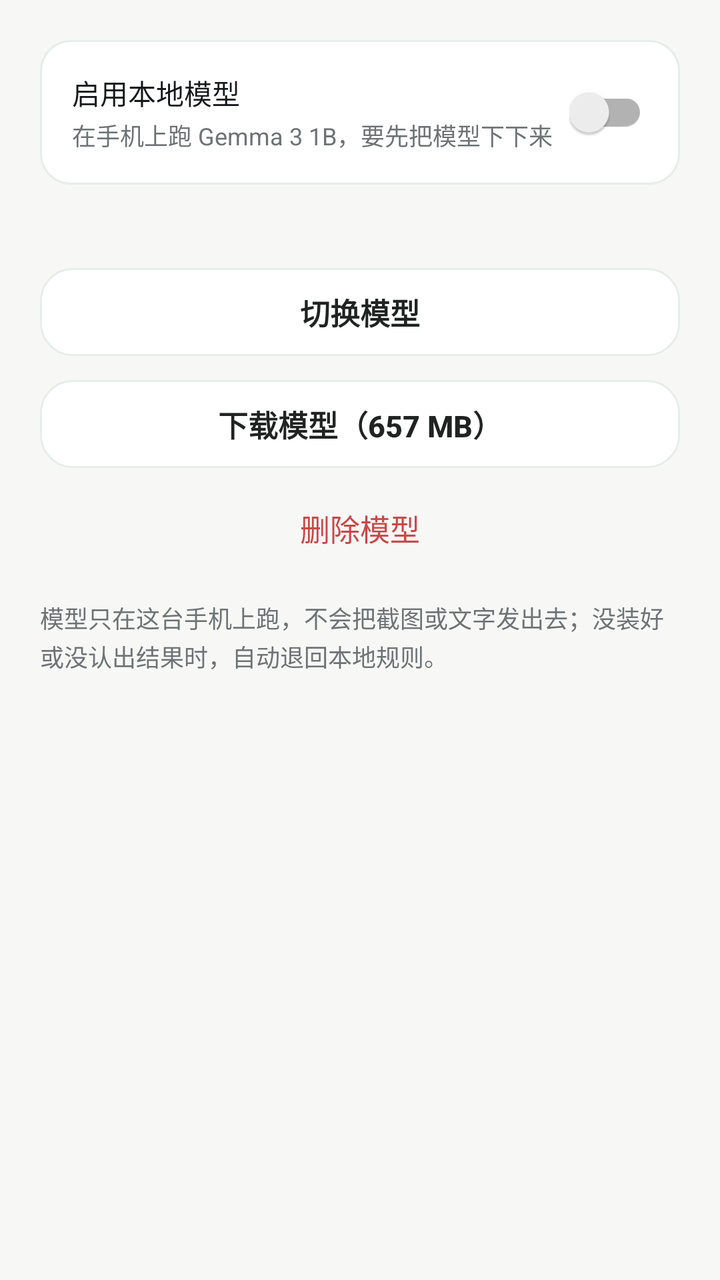
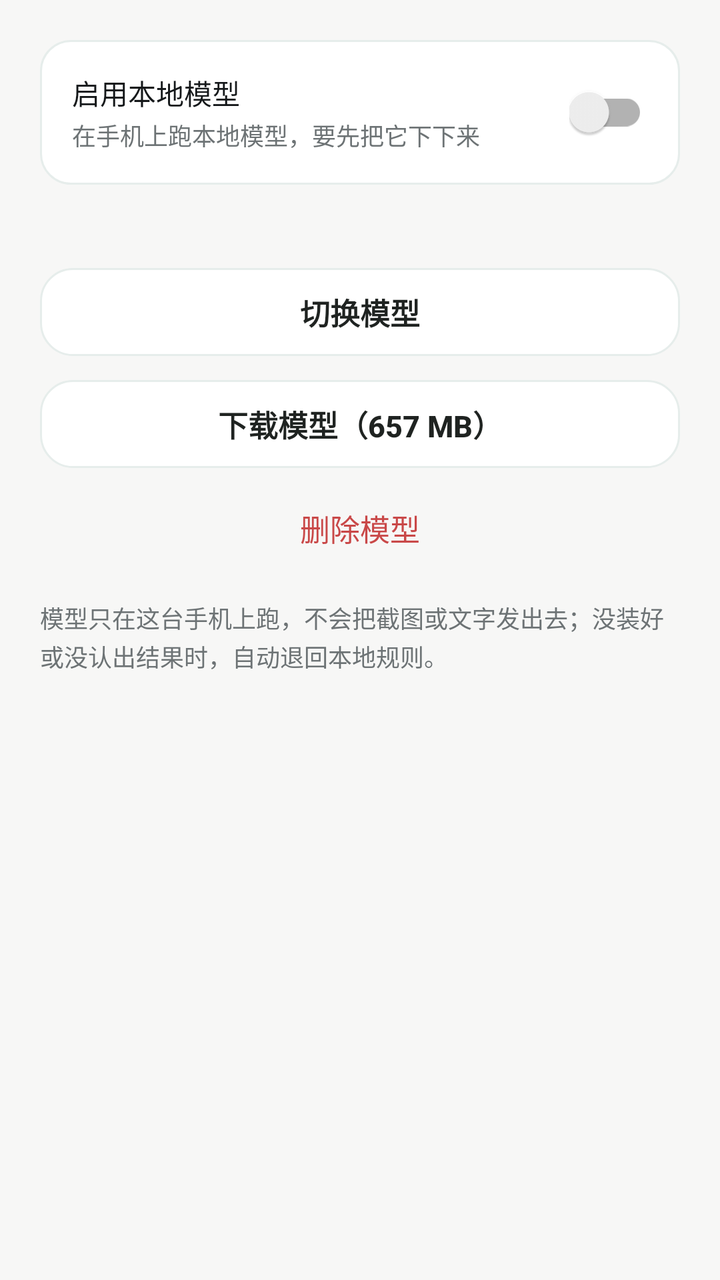

Compare the two renders of this Android layout. The source of the first and the diff that turns it into the second are given below.
<!-- AndroidManifest.xml: application theme Theme.NtfyCalendar -->
<!-- res/layout/activity_local_model.xml -->
<?xml version="1.0" encoding="utf-8"?>
<ScrollView xmlns:android="http://schemas.android.com/apk/res/android"
    android:layout_width="match_parent"
    android:layout_height="match_parent"
    android:background="?attr/bnWindowBg"
    android:fillViewport="true">

    <LinearLayout
        android:layout_width="match_parent"
        android:layout_height="wrap_content"
        android:orientation="vertical"
        android:paddingLeft="20dp"
        android:paddingRight="20dp"
        android:paddingTop="20dp"
        android:paddingBottom="28dp">

        <LinearLayout
            android:layout_width="match_parent"
            android:layout_height="wrap_content"
            android:background="@drawable/bg_card"
            android:gravity="center_vertical"
            android:orientation="horizontal"
            android:padding="16dp">

            <LinearLayout
                android:layout_width="0dp"
                android:layout_height="wrap_content"
                android:layout_weight="1"
                android:orientation="vertical">

                <TextView
                    android:layout_width="match_parent"
                    android:layout_height="wrap_content"
                    android:text="启用本地模型"
                    android:textColor="?attr/bnTextPrimary"
                    android:textSize="14sp" />

                <TextView
                    android:layout_width="match_parent"
                    android:layout_height="wrap_content"
                    android:layout_marginTop="2dp"
                    android:text="在手机上跑 Gemma 3 1B，要先把模型下下来"
                    android:textColor="?attr/bnTextSecondary"
                    android:textSize="12sp" />
            </LinearLayout>

            <androidx.appcompat.widget.SwitchCompat
                android:id="@+id/swLocal"
                android:layout_width="wrap_content"
                android:layout_height="wrap_content" />
        </LinearLayout>

        <TextView
            android:id="@+id/tvLocalState"
            android:layout_width="match_parent"
            android:layout_height="wrap_content"
            android:layout_marginTop="14dp"
            android:lineSpacingExtra="3dp"
            android:textColor="?attr/bnTextSecondary"
            android:textSize="13sp" />

        <Button
            android:id="@+id/btnPickModel"
            style="@style/BtnTonal"
            android:layout_marginTop="10dp"
            android:text="切换模型" />

        <Button
            android:id="@+id/btnLocalAction"
            style="@style/BtnTonal"
            android:layout_marginTop="12dp"
            android:text="下载模型（657 MB）" />

        <Button
            android:id="@+id/btnLocalDelete"
            style="@style/BtnDanger"
            android:layout_marginTop="8dp"
            android:text="删除模型" />

        <TextView
            style="@style/HintText"
            android:layout_marginTop="14dp"
            android:text="模型只在这台手机上跑，不会把截图或文字发出去；没装好或没认出结果时，自动退回本地规则。" />
    </LinearLayout>
</ScrollView>
<!-- resources referenced by this layout -->
<resources>
  <!-- drawable bg_card (drawable) -->
  ﻿<?xml version="1.0" encoding="utf-8"?>
  <shape xmlns:android="http://schemas.android.com/apk/res/android"
      android:shape="rectangle">
      <solid android:color="?attr/bnCard" />
      <corners android:radius="15dp" />
      <stroke
          android:width="1dp"
          android:color="?attr/bnCardEdge" />
  </shape>
  <style name="BtnDanger">
          <item name="android:layout_width">match_parent</item>
          <item name="android:layout_height">44dp</item>
          <item name="android:background">@android:color/transparent</item>
          <item name="android:textColor">?attr/bnDanger</item>
          <item name="android:textSize">15sp</item>
          <item name="android:textAllCaps">false</item>
          <item name="android:stateListAnimator">@null</item>
      </style>
  <style name="BtnTonal">
          <item name="android:layout_width">match_parent</item>
          <item name="android:layout_height">44dp</item>
          <item name="android:background">@drawable/bg_button_tonal</item>
          <item name="android:textColor">?attr/bnPrimary</item>
          <item name="android:textSize">15sp</item>
          <item name="android:textStyle">bold</item>
          <item name="android:textAllCaps">false</item>
          <item name="android:stateListAnimator">@null</item>
      </style>
  <style name="HintText">
          <item name="android:layout_width">match_parent</item>
          <item name="android:layout_height">wrap_content</item>
          <item name="android:textSize">12sp</item>
          <item name="android:lineSpacingExtra">2dp</item>
          <item name="android:textColor">?attr/bnTextSecondary</item>
      </style>
  <!-- drawable bg_button_tonal (drawable) -->
  <?xml version="1.0" encoding="utf-8"?>
  <ripple xmlns:android="http://schemas.android.com/apk/res/android"
      android:color="?attr/bnRipple">
      <item>
          <shape android:shape="rectangle">
              <solid android:color="?attr/bnSurface" />
              <corners android:radius="16dp" />
              <stroke
                  android:width="1dp"
                  android:color="?attr/bnCardStroke" />
          </shape>
      </item>
  </ripple>
  <!-- drawable ic_splash_blank (drawable) -->
  <?xml version="1.0" encoding="utf-8"?>
  <shape xmlns:android="http://schemas.android.com/apk/res/android" android:shape="rectangle">
      <solid android:color="@android:color/transparent" />
      <size android:width="1dp" android:height="1dp" />
  </shape>
  <style name="BellnoteWindowAnim" parent="@android:style/Animation.Activity">
          <item name="android:activityOpenEnterAnimation">@anim/act_open_enter</item>
          <item name="android:activityOpenExitAnimation">@anim/act_open_exit</item>
          <item name="android:activityCloseEnterAnimation">@anim/act_close_enter</item>
          <item name="android:activityCloseExitAnimation">@anim/act_close_exit</item>
      </style>
  <color name="primary">#FF1F2321</color>
  <color name="primary_dark">#FF0E1110</color>
  <color name="text_on_primary">#FFFFFFFF</color>
  <color name="accent">#FF9A7B2E</color>
  <color name="window_bg">#FFF7F7F6</color>
  <color name="surface">#FFFFFFFF</color>
  <color name="card_bg">#FFFFFFFF</color>
  <color name="card_stroke">#FFE6EDEB</color>
  <color name="divider">#FFEDF2F0</color>
  <color name="text_primary">#FF15181A</color>
  <color name="text_secondary">#FF6D7375</color>
  <color name="chip_bg">#FFF0F1F0</color>
  <color name="icon_bg">#FFF1F5F4</color>
  <color name="danger">#FFC94848</color>
  <color name="ok">#FF34B37E</color>
  <color name="warn">#FFE8A33C</color>
  <color name="muted">#FF9AA5A0</color>
  <color name="nav_bg">#FFFFFFFF</color>
  <color name="ripple">#141F2321</color>
  <!-- unchanged entries left out for length: 1 -->
</resources>

<!-- the commit's change to res/layout/activity_local_model.xml (unified diff, before → after) -->
@@ -36,10 +36,11 @@
                     android:textSize="14sp" />
 
                 <TextView
+                    android:id="@+id/tvLocalSubtitle"
                     android:layout_width="match_parent"
                     android:layout_height="wrap_content"
                     android:layout_marginTop="2dp"
-                    android:text="在手机上跑 Gemma 3 1B，要先把模型下下来"
+                    android:text="在手机上跑本地模型，要先把它下下来"
                     android:textColor="?attr/bnTextSecondary"
                     android:textSize="12sp" />
             </LinearLayout>
